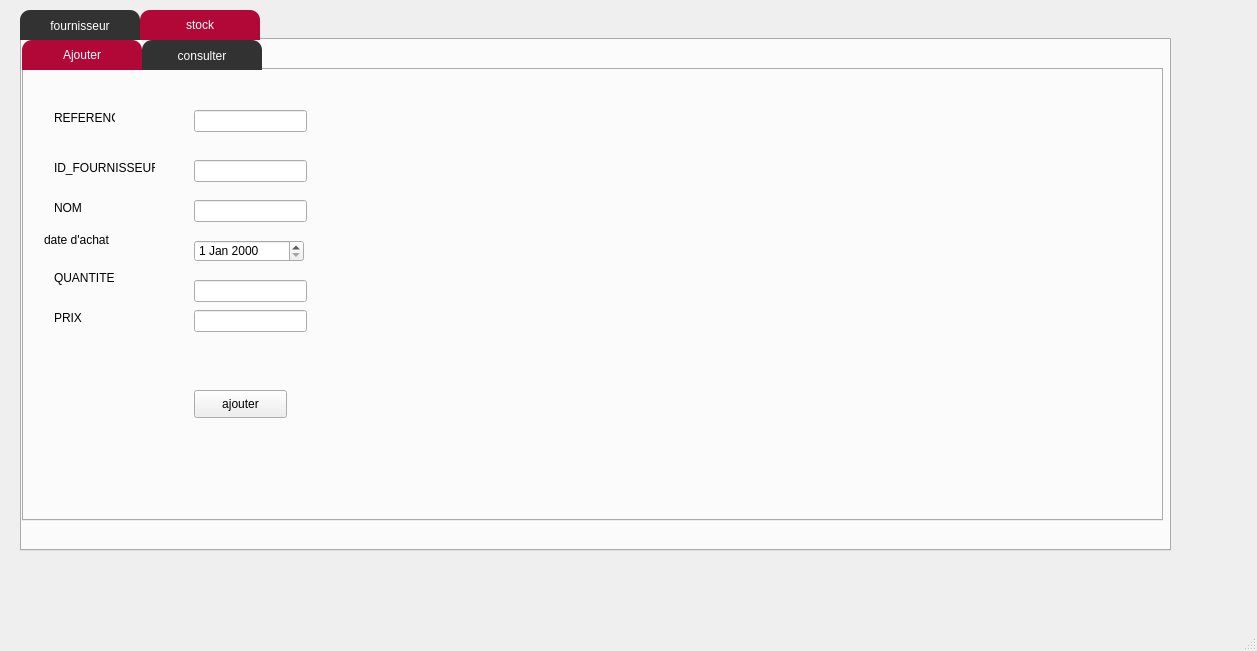
Qt form kh/mainwindow.ui (Asma-Mab/Smart_Pastry_2A23) before a commit.
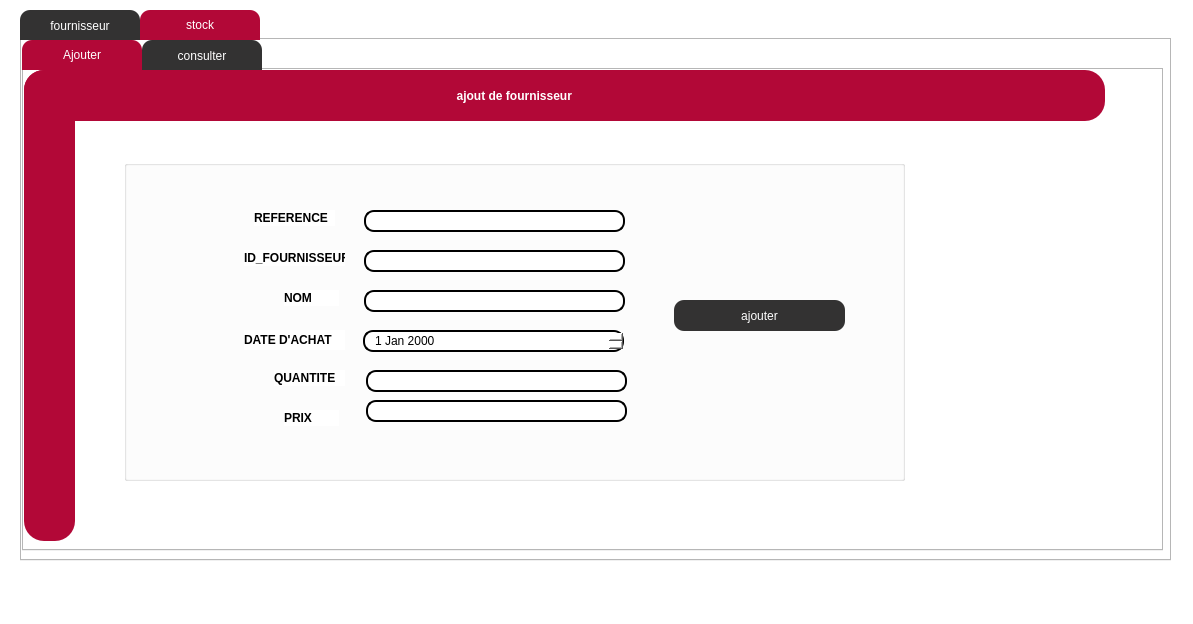
The same form after that commit. The open tabs and pages were chosen to show the change.

```diff
--- a/kh/mainwindow.ui
+++ b/kh/mainwindow.ui
@@ -6,13 +6,16 @@
    <rect>
     <x>0</x>
     <y>0</y>
-    <width>1257</width>
-    <height>651</height>
+    <width>1193</width>
+    <height>624</height>
    </rect>
   </property>
   <property name="windowTitle">
    <string>MainWindow</string>
   </property>
+  <property name="styleSheet">
+   <string notr="true">background-color: rgb(255, 255, 255);</string>
+  </property>
   <widget class="QWidget" name="centralwidget">
    <widget class="QTabWidget" name="tabWidget">
     <property name="geometry">
@@ -20,7 +23,7 @@
       <x>20</x>
       <y>10</y>
       <width>1151</width>
-      <height>541</height>
+      <height>551</height>
      </rect>
     </property>
     <property name="styleSheet">
@@ -442,7 +445,7 @@
         <x>0</x>
         <y>0</y>
         <width>1141</width>
-        <height>481</height>
+        <height>511</height>
        </rect>
       </property>
       <property name="currentIndex">
@@ -452,156 +455,315 @@
        <attribute name="title">
         <string>Ajouter</string>
        </attribute>
-       <widget class="QLabel" name="label">
+       <widget class="QLabel" name="label_redEq_16">
         <property name="geometry">
          <rect>
-          <x>30</x>
-          <y>40</y>
-          <width>61</width>
-          <height>16</height>
+          <x>0</x>
+          <y>0</y>
+          <width>1081</width>
+          <height>51</height>
          </rect>
         </property>
-        <property name="text">
-         <string>REFERENCE</string>
+        <property name="font">
+         <font>
+          <pointsize>9</pointsize>
+          <weight>75</weight>
+          <bold>true</bold>
+         </font>
         </property>
-       </widget>
-       <widget class="QLabel" name="label_2">
-        <property name="geometry">
-         <rect>
-          <x>30</x>
-          <y>90</y>
-          <width>101</width>
-          <height>16</height>
-         </rect>
+        <property name="styleSheet">
+         <string notr="true">color:white;
+
+background:#b20837;
+border-radius:20px;</string>
         </property>
         <property name="text">
-         <string>ID_FOURNISSEUR</string>
+         <string>                                                                                                                                  ajout de fournisseur</string>
         </property>
        </widget>
-       <widget class="QLabel" name="label_3">
+       <widget class="QLabel" name="label_RedEq2_15">
         <property name="geometry">
          <rect>
-          <x>30</x>
-          <y>130</y>
-          <width>55</width>
-          <height>16</height>
+          <x>0</x>
+          <y>0</y>
+          <width>51</width>
+          <height>471</height>
          </rect>
         </property>
-        <property name="text">
-         <string>NOM</string>
+        <property name="styleSheet">
+         <string notr="true">color:white;
+
+background:#b20837;
+border-radius:20px;</string>
         </property>
-       </widget>
-       <widget class="QLabel" name="label_4">
-        <property name="geometry">
-         <rect>
-          <x>20</x>
-          <y>160</y>
-          <width>81</width>
-          <height>20</height>
-         </rect>
-        </property>
         <property name="text">
-         <string>date d'achat</string>
+         <string/>
         </property>
        </widget>
-       <widget class="QLabel" name="label_5">
+       <widget class="QGroupBox" name="groupBox_3">
         <property name="geometry">
          <rect>
-          <x>30</x>
-          <y>200</y>
-          <width>71</width>
-          <height>16</height>
-         </rect>
-        </property>
-        <property name="text">
-         <string>QUANTITE</string>
-        </property>
-       </widget>
-       <widget class="QLabel" name="label_6">
-        <property name="geometry">
-         <rect>
-          <x>30</x>
-          <y>240</y>
-          <width>55</width>
-          <height>16</height>
-         </rect>
-        </property>
-        <property name="text">
-         <string>PRIX</string>
-        </property>
-       </widget>
-       <widget class="QLineEdit" name="lineEdit">
-        <property name="geometry">
-         <rect>
-          <x>170</x>
-          <y>40</y>
-          <width>113</width>
-          <height>22</height>
-         </rect>
-        </property>
-       </widget>
-       <widget class="QLineEdit" name="lineEdit_2">
-        <property name="geometry">
-         <rect>
-          <x>170</x>
+          <x>100</x>
           <y>90</y>
-          <width>113</width>
-          <height>22</height>
+          <width>781</width>
+          <height>321</height>
          </rect>
         </property>
-       </widget>
-       <widget class="QLineEdit" name="lineEdit_3">
-        <property name="geometry">
-         <rect>
-          <x>170</x>
-          <y>130</y>
-          <width>113</width>
-          <height>22</height>
-         </rect>
+        <property name="title">
+         <string/>
         </property>
-       </widget>
-       <widget class="QDateEdit" name="dateEdit">
-        <property name="geometry">
-         <rect>
-          <x>170</x>
-          <y>170</y>
-          <width>110</width>
-          <height>22</height>
-         </rect>
-        </property>
-       </widget>
-       <widget class="QLineEdit" name="lineEdit_5">
-        <property name="geometry">
-         <rect>
-          <x>170</x>
-          <y>210</y>
-          <width>113</width>
-          <height>22</height>
-         </rect>
-        </property>
-       </widget>
-       <widget class="QLineEdit" name="lineEdit_6">
-        <property name="geometry">
-         <rect>
-          <x>170</x>
-          <y>240</y>
-          <width>113</width>
-          <height>22</height>
-         </rect>
-        </property>
-       </widget>
-       <widget class="QPushButton" name="pushButton">
-        <property name="geometry">
-         <rect>
-          <x>170</x>
-          <y>320</y>
-          <width>93</width>
-          <height>28</height>
-         </rect>
-        </property>
-        <property name="text">
-         <string>ajouter</string>
-        </property>
+        <widget class="QLineEdit" name="lineEdit_2">
+         <property name="geometry">
+          <rect>
+           <x>240</x>
+           <y>90</y>
+           <width>261</width>
+           <height>22</height>
+          </rect>
+         </property>
+         <property name="styleSheet">
+          <string notr="true">border: 2px solid black;
+border-radius: 10px;
+padding: 0 8px;
+background: white;
+selection-background-color: gray;</string>
+         </property>
+        </widget>
+        <widget class="QLineEdit" name="lineEdit">
+         <property name="geometry">
+          <rect>
+           <x>240</x>
+           <y>50</y>
+           <width>261</width>
+           <height>22</height>
+          </rect>
+         </property>
+         <property name="styleSheet">
+          <string notr="true">border: 2px solid black;
+border-radius: 10px;
+padding: 0 8px;
+background: white;
+selection-background-color: gray;</string>
+         </property>
+        </widget>
+        <widget class="QLineEdit" name="lineEdit_3">
+         <property name="geometry">
+          <rect>
+           <x>240</x>
+           <y>130</y>
+           <width>261</width>
+           <height>22</height>
+          </rect>
+         </property>
+         <property name="styleSheet">
+          <string notr="true">border: 2px solid black;
+border-radius: 10px;
+padding: 0 8px;
+background: white;
+selection-background-color: gray;</string>
+         </property>
+        </widget>
+        <widget class="QDateEdit" name="dateEdit">
+         <property name="geometry">
+          <rect>
+           <x>239</x>
+           <y>170</y>
+           <width>261</width>
+           <height>22</height>
+          </rect>
+         </property>
+         <property name="styleSheet">
+          <string notr="true">border: 2px solid black;
+border-radius: 10px;
+padding: 0 8px;
+background: white;
+selection-background-color: gray;</string>
+         </property>
+        </widget>
+        <widget class="QLineEdit" name="lineEdit_5">
+         <property name="geometry">
+          <rect>
+           <x>242</x>
+           <y>210</y>
+           <width>261</width>
+           <height>22</height>
+          </rect>
+         </property>
+         <property name="styleSheet">
+          <string notr="true">border: 2px solid black;
+border-radius: 10px;
+padding: 0 8px;
+background: white;
+selection-background-color: gray;</string>
+         </property>
+        </widget>
+        <widget class="QLineEdit" name="lineEdit_6">
+         <property name="geometry">
+          <rect>
+           <x>242</x>
+           <y>240</y>
+           <width>261</width>
+           <height>22</height>
+          </rect>
+         </property>
+         <property name="styleSheet">
+          <string notr="true">border: 2px solid black;
+border-radius: 10px;
+padding: 0 8px;
+background: white;
+selection-background-color: gray;</string>
+         </property>
+        </widget>
+        <widget class="QPushButton" name="pushButton">
+         <property name="geometry">
+          <rect>
+           <x>550</x>
+           <y>140</y>
+           <width>171</width>
+           <height>31</height>
+          </rect>
+         </property>
+         <property name="styleSheet">
+          <string notr="true">QPushButton{
+    color:white;
+	font: 75 10pt &quot;Source Code Pro&quot;;
+	font: 87 7pt &quot;Nexa Rust Sans Black 01&quot;;
+    background-color: rgb(51, 50, 50);
+background:  rgb(51, 50, 50);
+border-radius:10px;
+}
+QPushButton:hover
+{
+color:white;
+
+background:#b20837;
+border-radius:10px;
+}
+</string>
+         </property>
+         <property name="text">
+          <string>ajouter</string>
+         </property>
+        </widget>
+        <widget class="QLabel" name="label">
+         <property name="geometry">
+          <rect>
+           <x>130</x>
+           <y>50</y>
+           <width>81</width>
+           <height>16</height>
+          </rect>
+         </property>
+         <property name="font">
+          <font>
+           <pointsize>9</pointsize>
+           <weight>75</weight>
+           <bold>true</bold>
+          </font>
+         </property>
+         <property name="text">
+          <string>REFERENCE</string>
+         </property>
+        </widget>
+        <widget class="QLabel" name="label_2">
+         <property name="geometry">
+          <rect>
+           <x>120</x>
+           <y>90</y>
+           <width>101</width>
+           <height>16</height>
+          </rect>
+         </property>
+         <property name="font">
+          <font>
+           <pointsize>9</pointsize>
+           <weight>75</weight>
+           <bold>true</bold>
+          </font>
+         </property>
+         <property name="text">
+          <string>ID_FOURNISSEUR</string>
+         </property>
+        </widget>
+        <widget class="QLabel" name="label_3">
+         <property name="geometry">
+          <rect>
+           <x>160</x>
+           <y>130</y>
+           <width>55</width>
+           <height>16</height>
+          </rect>
+         </property>
+         <property name="font">
+          <font>
+           <pointsize>9</pointsize>
+           <weight>75</weight>
+           <bold>true</bold>
+          </font>
+         </property>
+         <property name="text">
+          <string>NOM</string>
+         </property>
+        </widget>
+        <widget class="QLabel" name="label_4">
+         <property name="geometry">
+          <rect>
+           <x>120</x>
+           <y>170</y>
+           <width>101</width>
+           <height>20</height>
+          </rect>
+         </property>
+         <property name="font">
+          <font>
+           <weight>75</weight>
+           <bold>true</bold>
+          </font>
+         </property>
+         <property name="text">
+          <string>DATE D'ACHAT</string>
+         </property>
+        </widget>
+        <widget class="QLabel" name="label_5">
+         <property name="geometry">
+          <rect>
+           <x>150</x>
+           <y>210</y>
+           <width>71</width>
+           <height>16</height>
+          </rect>
+         </property>
+         <property name="font">
+          <font>
+           <pointsize>9</pointsize>
+           <weight>75</weight>
+           <bold>true</bold>
+          </font>
+         </property>
+         <property name="text">
+          <string>QUANTITE</string>
+         </property>
+        </widget>
+        <widget class="QLabel" name="label_6">
+         <property name="geometry">
+          <rect>
+           <x>160</x>
+           <y>250</y>
+           <width>55</width>
+           <height>16</height>
+          </rect>
+         </property>
+         <property name="font">
+          <font>
+           <pointsize>9</pointsize>
+           <weight>75</weight>
+           <bold>true</bold>
+          </font>
+         </property>
+         <property name="text">
+          <string>PRIX</string>
+         </property>
+        </widget>
        </widget>
       </widget>
       <widget class="QWidget" name="tab_6">
```
Left out of the diff: 1000 changed lines with no effect on the pictures.
